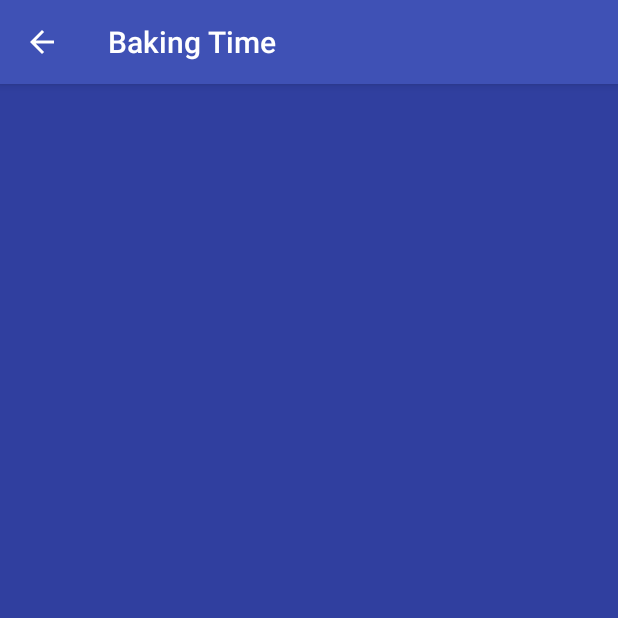
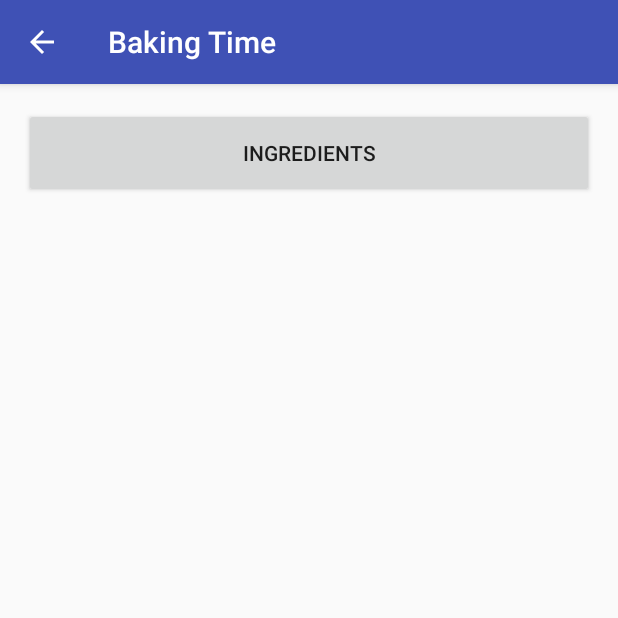
Before and after one commit to jay412/baking-time, an Android app: the RecipeStepActivity screen opened directly, with no data from a screen before it, on a phone screen of 412 x 824 dp, the top half of it. Run offline under Robolectric (Android 15) with nearby library versions, the phone set to English and light mode, and no system bars; 2 statements that could not run were skipped.

Commit message:
figure out parcelable array sending thru bundle

```diff
--- a/BakingTime/app/src/main/java/com/herokuapp/jordan_chau/bakingtime/BakingTimeActivity.java
+++ b/BakingTime/app/src/main/java/com/herokuapp/jordan_chau/bakingtime/BakingTimeActivity.java
@@ -40,6 +40,7 @@ public class BakingTimeActivity extends AppCompatActivity implements RecipeCardA
         setContentView(R.layout.activity_baking_time);
 
         mLayout = findViewById(R.id.baking_time_linear_layout);
+        //recycler view
         mRecipeList = findViewById(R.id.rv_recipe_cards);
 
         LinearLayoutManager layoutManager = new LinearLayoutManager(this);
--- a/BakingTime/app/src/main/java/com/herokuapp/jordan_chau/bakingtime/RecipeStepActivity.java
+++ b/BakingTime/app/src/main/java/com/herokuapp/jordan_chau/bakingtime/RecipeStepActivity.java
@@ -2,17 +2,19 @@ package com.herokuapp.jordan_chau.bakingtime;
 
 import android.content.Intent;
 import android.support.design.widget.Snackbar;
+import android.support.v4.app.FragmentManager;
 import android.support.v4.app.NavUtils;
 import android.support.v7.app.AppCompatActivity;
 import android.os.Bundle;
 import android.view.MenuItem;
 import android.widget.LinearLayout;
 
+import com.herokuapp.jordan_chau.bakingtime.adapter.RecipeStepAdapter;
 import com.herokuapp.jordan_chau.bakingtime.model.Recipe;
 
 import java.util.ArrayList;
 
-public class RecipeStepActivity extends AppCompatActivity {
+public class RecipeStepActivity extends AppCompatActivity implements RecipeStepAdapter.RecipeStepClickListener{
     private LinearLayout mLayout;
     private Recipe mRecipe;
 
@@ -34,6 +36,16 @@ public class RecipeStepActivity extends AppCompatActivity {
 
         mRecipe = intent.getParcelableExtra("recipe");
         setTitle(mRecipe.getName());
+
+        Bundle bundle = new Bundle();
+        bundle.putParcelableArrayList("steps", mRecipe.getSteps());
+
+        RecipeStepFragment stepFragment = new RecipeStepFragment();
+        stepFragment.setArguments(bundle);
+
+        FragmentManager fragmentManager = getSupportFragmentManager();
+
+        fragmentManager.beginTransaction().add(R.id.recipe_step_container, stepFragment).commit();
     }
 
     @Override
@@ -54,4 +66,9 @@ public class RecipeStepActivity extends AppCompatActivity {
 
         snackbar.show();
     }
+
+    @Override
+    public void onRecipeStepClicked(int clickedItemIndex) {
+        //TODO
+    }
 }
--- a/BakingTime/app/src/main/java/com/herokuapp/jordan_chau/bakingtime/RecipeStepFragment.java
+++ b/BakingTime/app/src/main/java/com/herokuapp/jordan_chau/bakingtime/RecipeStepFragment.java
@@ -3,13 +3,28 @@ package com.herokuapp.jordan_chau.bakingtime;
 import android.os.Bundle;
 import android.support.annotation.Nullable;
 import android.support.v4.app.Fragment;
+import android.support.v7.widget.LinearLayoutManager;
+import android.support.v7.widget.RecyclerView;
+import android.util.Log;
 import android.view.LayoutInflater;
 import android.view.View;
 import android.view.ViewGroup;
+import android.widget.Button;
 import android.widget.TextView;
+import android.widget.Toast;
 
-public class RecipeStepFragment extends Fragment {
+import com.herokuapp.jordan_chau.bakingtime.adapter.RecipeCardAdapter;
+import com.herokuapp.jordan_chau.bakingtime.adapter.RecipeStepAdapter;
+import com.herokuapp.jordan_chau.bakingtime.model.Step;
 
+import java.util.ArrayList;
+
+public class RecipeStepFragment extends Fragment implements RecipeStepAdapter.RecipeStepClickListener{
+
+    private RecyclerView mRecipeStepList;
+    private RecipeStepAdapter mAdapter;
+
+    private ArrayList<Step> mSteps;
     public RecipeStepFragment() {
 
     }
@@ -17,13 +32,40 @@ public class RecipeStepFragment extends Fragment {
     @Nullable
     @Override
     public View onCreateView(LayoutInflater inflater, @Nullable ViewGroup container, Bundle savedInstanceState) {
-        View rootView = inflater.inflate(R.layout.fragment_recipe_card, container, false);
+        View rootView = inflater.inflate(R.layout.fragment_recipe_step, container, false);
 
-        TextView recipeName = rootView.findViewById(R.id.tv_recipe_name);
-        TextView servings = rootView.findViewById(R.id.tv_servings);
+        //recycler view for recipe step
+        mRecipeStepList = rootView.findViewById(R.id.rv_recipe_steps);
 
-        //set textview values
+        LinearLayoutManager layoutManager = new LinearLayoutManager(getContext());
+        mRecipeStepList.setLayoutManager(layoutManager);
+        mRecipeStepList.setHasFixedSize(true);
+
+        Bundle b = getArguments();
+        if(b == null) {
+            Log.d("RSFrag: ", "bundle is null");
+        }
+        else {
+            //step arraylist
+            mSteps = b.getParcelableArrayList("steps");
+
+            Button ingredients = rootView.findViewById(R.id.recipe_step_ingredients);
+            //TODO: add click listener to ingredient button
+
+            if (mSteps == null) {
+                Log.d("RSFrag: ", "mSteps is null");
+            }
+        }
+
+        //mAdapter = new RecipeStepAdapter(mSteps, this);
+        //mRecipeStepList.setAdapter(mAdapter);
 
         return rootView;
     }
+
+    @Override
+    public void onRecipeStepClicked(int clickedItemIndex) {
+        //TODO
+        Toast.makeText(getContext(), "test", Toast.LENGTH_SHORT).show();
+    }
 }
--- a/BakingTime/app/src/main/java/com/herokuapp/jordan_chau/bakingtime/model/Recipe.java
+++ b/BakingTime/app/src/main/java/com/herokuapp/jordan_chau/bakingtime/model/Recipe.java
@@ -64,4 +64,7 @@ public class Recipe implements Parcelable{
     }
 
 
+    public ArrayList<Step> getSteps() {
+        return steps;
+    }
 }
--- a/BakingTime/app/src/main/java/com/herokuapp/jordan_chau/bakingtime/model/Step.java
+++ b/BakingTime/app/src/main/java/com/herokuapp/jordan_chau/bakingtime/model/Step.java
@@ -50,4 +50,8 @@ public class Step implements Parcelable{
         dest.writeString(thumbnailURL);
     }
     //end of Parcelable
+
+    public String getShortDescription(){
+        return shortDescription;
+    }
 }
--- a/BakingTime/app/src/main/res/layout/activity_recipe_step.xml
+++ b/BakingTime/app/src/main/res/layout/activity_recipe_step.xml
@@ -1,8 +1,18 @@
 <?xml version="1.0" encoding="utf-8"?>
-<fragment xmlns:android="http://schemas.android.com/apk/res/android"
+<!--<fragment xmlns:android="http://schemas.android.com/apk/res/android"
     android:layout_width="match_parent"
     android:layout_height="match_parent"
     android:id="@+id/recipe_step_fragment"
     android:name="com.herokuapp.jordan_chau.bakingtime.RecipeStepFragment">
 
-</fragment>
+</fragment> -->
+
+<FrameLayout xmlns:android="http://schemas.android.com/apk/res/android"
+    xmlns:tools="http://schemas.android.com/tools"
+    android:layout_width="match_parent"
+    android:layout_height="match_parent"
+    tools:context=".BakingTimeActivity"
+    android:id="@+id/recipe_step_container"
+    android:scaleType="centerInside">
+
+</FrameLayout>
--- a/BakingTime/app/src/main/res/layout/fragment_recipe_step.xml
+++ b/BakingTime/app/src/main/res/layout/fragment_recipe_step.xml
@@ -9,6 +9,13 @@
         android:layout_height="wrap_content"
         android:orientation="vertical"
         android:padding="16dp">
+
+        <Button
+            android:id="@+id/recipe_step_ingredients"
+            android:layout_width="match_parent"
+            android:layout_height="60dp"
+            android:text="@string/ingredients"
+            android:layout_marginBottom="16dp"/>
 
         <FrameLayout
             android:id="@+id/recipe_step_container"
--- a/BakingTime/app/src/main/res/values/strings.xml
+++ b/BakingTime/app/src/main/res/values/strings.xml
@@ -1,6 +1,8 @@
 <resources>
     <string name="app_name">Baking Time</string>
     <string name="name_placeholder">Recipe Name</string>
+    <string name="instruction_placeholder">Recipe Step Description</string>
     <string name="servings">Servings: </string>
     <string name="detail_error_message">Error loading recipe, please try again</string>
+    <string name="ingredients">Ingredients</string>
 </resources>
```
Also changed, not shown: BakingTime/app/src/main/java/com/herokuapp/jordan_chau/bakingtime/adapter/RecipeStepAdapter.java (added, +80 -0 lines), BakingTime/app/src/main/res/layout/recipe_step_item.xml (added, +15 -0 lines).
